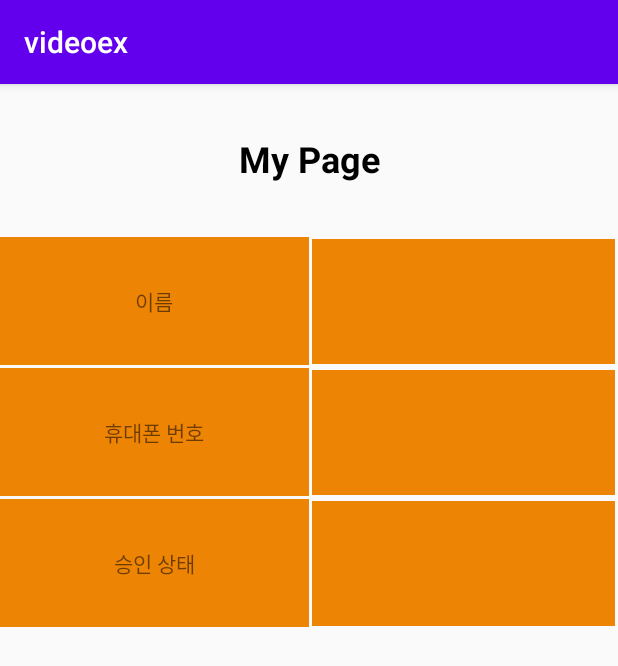
After one commit to soyoonseo/spoofingproject, an Android app: the MyPageActivity screen opened directly, with no data from a screen before it, on a phone screen of 412 x 824 dp. The commit adds this screen. Shown: the top 666 px of the screen. Run offline under Robolectric (Android 15) with nearby library versions, the phone set to English and light mode, and no system bars; our stand-ins replace Firebase (no records; nobody signed in at launch, a user with empty details on screens opened directly).

Commit message:
add mypageActivity

```diff
--- a/app/src/main/AndroidManifest.xml
+++ b/app/src/main/AndroidManifest.xml
@@ -24,6 +24,8 @@
         </activity>
         <activity android:name=".VideoActivity">
         </activity>
+        <activity android:name=".MyPageActivity">
+        </activity>
     </application>
 
 </manifest>
--- /dev/null
+++ b/app/src/main/java/com/example/videoex/MyPageActivity.java
@@ -0,0 +1,68 @@
+package com.example.videoex;
+
+import android.content.Intent;
+import android.os.Bundle;
+import android.util.Log;
+import android.widget.TextView;
+
+import androidx.annotation.NonNull;
+import androidx.appcompat.app.AppCompatActivity;
+
+import com.google.firebase.database.DataSnapshot;
+import com.google.firebase.database.DatabaseError;
+import com.google.firebase.database.DatabaseReference;
+import com.google.firebase.database.FirebaseDatabase;
+import com.google.firebase.database.Query;
+import com.google.firebase.database.ValueEventListener;
+
+public class MyPageActivity extends AppCompatActivity {
+    private String _phone;
+    private DatabaseReference mDatabase; // 네트워크 연결
+    private String myName;
+    private String myPhoneNum;
+    private String myapproval;
+    @Override
+    protected void onCreate(Bundle savedInstanceState) {
+        super.onCreate(savedInstanceState);
+        setContentView(R.layout.activity_mypage);
+
+        Intent signUp_intent = getIntent();
+        _phone = signUp_intent.getStringExtra("phone");
+
+        final DatabaseReference leadersRef = FirebaseDatabase.getInstance().getReference("UserList");
+
+        final Query query = leadersRef.orderByChild("phone").equalTo(_phone);
+        query.addListenerForSingleValueEvent(new ValueEventListener() {
+            @Override
+            public void onDataChange(@NonNull DataSnapshot dataSnapshot) {
+
+                for (DataSnapshot dataSnapshot1: dataSnapshot.getChildren()) {
+                    User myUser = dataSnapshot1.getValue(User.class);
+                    Log.d("유저이름", myUser.getName());
+                    Log.d("유저 폰 번호", myUser.getPhone());
+                    Log.d("유저 승인 상태", myUser.getApproval());
+
+                    myName = myUser.getName();
+                    myPhoneNum = myUser.getPhone();
+                    myapproval = myUser.getApproval();
+
+                    set_view();
+
+                }
+            }
+
+            @Override
+            public void onCancelled(@NonNull DatabaseError databaseError) {
+
+            }
+        });
+
+    }
+
+    private void set_view() {
+        ((TextView) findViewById(R.id.mypage_name)).setText(myName);
+        ((TextView) findViewById(R.id.mypage_phone)).setText(myPhoneNum);
+        ((TextView) findViewById(R.id.mypage_approval)).setText(myapproval);
+    }
+}
+저
--- /dev/null
+++ b/app/src/main/res/layout/activity_mypage.xml
@@ -0,0 +1,115 @@
+<?xml version="1.0" encoding="utf-8"?>
+<RelativeLayout xmlns:android="http://schemas.android.com/apk/res/android"
+    android:layout_width="match_parent"
+    android:layout_height="match_parent"
+    xmlns:app="http://schemas.android.com/apk/res-auto">
+
+
+    <LinearLayout
+        android:layout_width="match_parent"
+        android:layout_height="match_parent"
+        android:orientation="vertical">
+
+        <TextView
+            android:id="@+id/textView"
+            android:layout_width="match_parent"
+            android:layout_height="100dp"
+            android:gravity="center"
+            android:text="My Page"
+            android:textColor="#000000"
+            android:textSize="24sp"
+            android:textStyle="bold" />
+
+        <TableLayout
+            android:layout_width="match_parent"
+            android:layout_height="match_parent">
+
+            <TableRow
+                android:id="@+id/row_1"
+                android:layout_width="match_parent"
+                android:layout_height="match_parent"
+                android:layout_marginTop="2dp">
+
+                <TextView
+                    android:layout_width="68dp"
+                    android:layout_height="wrap_content"
+                    android:layout_weight="1"
+                    android:background="#ed8404"
+                    android:gravity="center"
+                    android:padding="32dp"
+                    android:text="이름" />
+
+                <TextView
+                    android:id="@+id/mypage_name"
+                    android:layout_width="match_parent"
+                    android:layout_height="wrap_content"
+                    android:layout_marginLeft="2dp"
+                    android:layout_marginRight="2dp"
+                    android:layout_weight="1"
+                    android:background="#ed8404"
+                    android:gravity="center"
+                    android:padding="32dp" />
+            </TableRow>
+            <TableRow
+                android:id="@+id/row_2"
+                android:layout_width="match_parent"
+                android:layout_height="match_parent"
+                android:layout_marginTop="2dp">
+
+                <TextView
+                    android:layout_width="68dp"
+                    android:layout_height="wrap_content"
+                    android:layout_weight="1"
+                    android:background="#ed8404"
+                    android:gravity="center"
+                    android:padding="32dp"
+                    android:text="휴대폰 번호" />
+
+                <TextView
+                    android:id="@+id/mypage_phone"
+                    android:layout_width="match_parent"
+                    android:layout_height="wrap_content"
+                    android:layout_marginLeft="2dp"
+                    android:layout_marginRight="2dp"
+                    android:layout_weight="1"
+                    android:background="#ed8404"
+                    android:gravity="center"
+                    android:padding="32dp" />
+            </TableRow>
+            <TableRow
+                android:id="@+id/row_3"
+                android:layout_width="match_parent"
+                android:layout_height="match_parent"
+                android:layout_marginTop="2dp">
+
+                <TextView
+                    android:layout_width="68dp"
+                    android:layout_height="wrap_content"
+                    android:layout_weight="1"
+                    android:background="#ed8404"
+                    android:gravity="center"
+                    android:padding="32dp"
+                    android:text="승인 상태" />
+
+                <TextView
+                    android:id="@+id/mypage_approval"
+                    android:layout_width="match_parent"
+                    android:layout_height="wrap_content"
+                    android:layout_marginLeft="2dp"
+                    android:layout_marginRight="2dp"
+                    android:layout_weight="1"
+                    android:background="#ed8404"
+                    android:gravity="center"
+                    android:padding="32dp" />
+            </TableRow>
+
+        </TableLayout>
+
+
+
+
+
+
+    </LinearLayout>
+
+</RelativeLayout>
```
Also changed, not shown: app/src/main/java/com/example/videoex/SignUpActivity.java (+11 -46 lines), app/src/main/java/com/example/videoex/User.java (+7 -7 lines), app/src/main/java/com/example/videoex/VideoActivity.java (+66 -53 lines), app/src/main/java/com/example/videoex/notloginMainActivity.java (+2 -5 lines).
